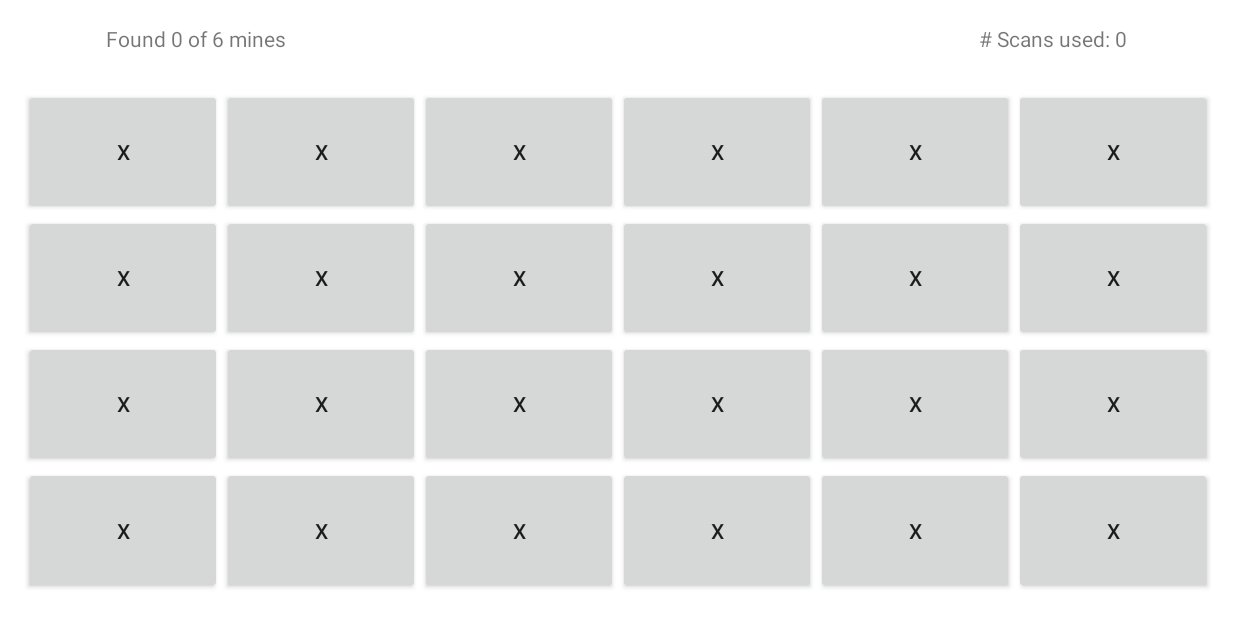
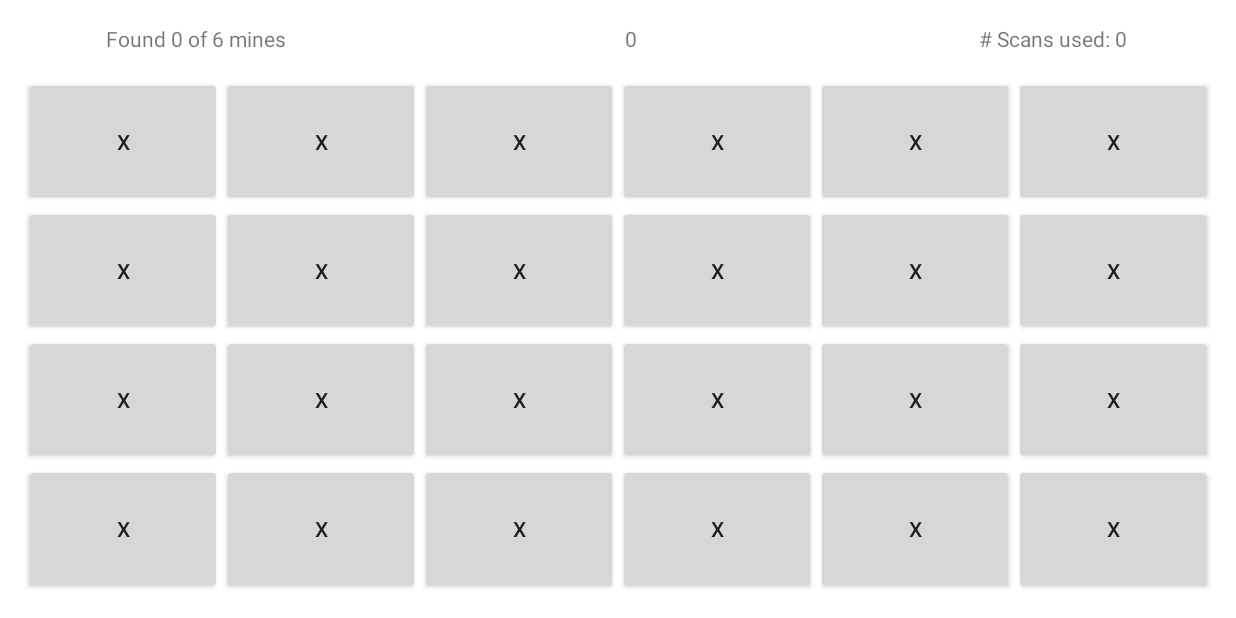
Before and after one commit to klocquiao/Cat-Catcher, an Android app: the screen it shows after launch (GameActivity), after a tap on "START GAME!", on a phone screen of 824 x 412 dp (held sideways). Run offline under Robolectric (Android 15) with nearby library versions, the phone set to English and light mode, and no system bars.

Commit message:
Implement games started count in GameActivity.java
The UI will now show a counter at the top displaying how many games the user has started.

```diff
--- a/app/src/main/java/com/example/cmpt276ass3/GameActivity.java
+++ b/app/src/main/java/com/example/cmpt276ass3/GameActivity.java
@@ -1,37 +1,37 @@
 package com.example.cmpt276ass3;
 
 import android.content.Context;
-import android.content.DialogInterface;
 import android.content.Intent;
+import android.content.SharedPreferences;
 import android.content.res.Resources;
 import android.graphics.Bitmap;
 import android.graphics.BitmapFactory;
 import android.graphics.drawable.BitmapDrawable;
 import android.os.Bundle;
 
-import androidx.appcompat.app.AlertDialog;
 import androidx.appcompat.app.AppCompatActivity;
 
-import android.util.Log;
 import android.view.View;
 import android.widget.Button;
 import android.widget.TableLayout;
 import android.widget.TableRow;
 import android.widget.TextView;
-import android.widget.Toast;
 
 import androidx.fragment.app.FragmentManager;
-import androidx.navigation.ui.AppBarConfiguration;
 
-import com.example.cmpt276ass3.databinding.ActivityGameBinding;
 import com.example.cmpt276ass3.model.Game;
 import com.example.cmpt276ass3.model.Settings;
 
 public class GameActivity extends AppCompatActivity {
 
-    private static int NUM_ROWS;
-    private static int NUM_COLS;
-    private static int NUM_MINES;
+    private static int numberOfRows;
+    private static int numberOfColumns;
+    private static int numberOfMines;
+    private static int numberOfGamesStarted;
+
+    private static final String CURRENT_GAMES_STARTED = "Current Games Started";
+    private static final String PREFS_GAMES_STARTED = "GamesStartedPref";
+
     private Settings gameSettings;
     private Button cellArray[][];
     private Game newGame;
@@ -43,23 +43,28 @@ public class GameActivity extends AppCompatActivity {
         setContentView(R.layout.activity_game);
         gameSettings = Settings.getInstance(this);
 
-        NUM_ROWS = gameSettings.getNumberOfRows();
-        NUM_COLS = gameSettings.getNumberOfColumns();
-        NUM_MINES = gameSettings.getNumberOfMines();
+        numberOfRows = gameSettings.getNumberOfRows();
+        numberOfColumns = gameSettings.getNumberOfColumns();
+        numberOfMines = gameSettings.getNumberOfMines();
 
-        cellArray = new Button[NUM_ROWS][NUM_COLS];
-        newGame = new Game(NUM_ROWS, NUM_COLS, NUM_MINES);
+        cellArray = new Button[numberOfRows][numberOfColumns];
+        newGame = new Game(numberOfRows, numberOfColumns, numberOfMines);
 
         updateNumberOfScansText();
         updateNumberOfMinesText();
         populateButtons();
-    }
+
+        numberOfGamesStarted = getGamesStartedCount(this);
+        updateNumberOfSGamesStartedText();
 
 
+        numberOfGamesStarted++;
+        saveGamesStartedCount(numberOfGamesStarted);
+    }
 
     private void populateButtons() {
         TableLayout table = (TableLayout) findViewById(R.id.gameCells);
-        for (int row = 0; row < NUM_ROWS; row++) {
+        for (int row = 0; row < numberOfRows; row++) {
             TableRow tableRow = new TableRow(this);
             tableRow.setLayoutParams(new TableLayout.LayoutParams(
                 TableLayout.LayoutParams.MATCH_PARENT,
@@ -67,7 +72,7 @@ public class GameActivity extends AppCompatActivity {
                 1.0f));
             table.addView(tableRow);
 
-            for (int col = 0; col < NUM_COLS; col++) {
+            for (int col = 0; col < numberOfColumns; col++) {
                 final int FINAL_ROW = row;
                 final int FINAL_COL = col;
                 Button button = new Button(this);
@@ -91,13 +96,12 @@ public class GameActivity extends AppCompatActivity {
                 tableRow.addView(button);
                 cellArray[row][col] = button;
             }
-
         }
     }
 
     private void lockButtonSize() {
-        for (int row = 0; row < NUM_ROWS; row++) {
-            for (int col = 0; col < NUM_COLS; col++) {
+        for (int row = 0; row < numberOfRows; row++) {
+            for (int col = 0; col < numberOfColumns; col++) {
                 Button button = cellArray[row][col];
                 int width = button.getWidth();
                 button.setMinWidth(width);
@@ -131,7 +135,7 @@ public class GameActivity extends AppCompatActivity {
     }
 
     private void updateScannedCells(int row, int col) {
-        for (int i = 0; i < NUM_COLS; i++) {
+        for (int i = 0; i < numberOfColumns; i++) {
             newGame.scan(row, i);
             Button cell = cellArray[row][i];
             String cellText = cell.getText().toString();
@@ -140,7 +144,7 @@ public class GameActivity extends AppCompatActivity {
                 cell.setText(Integer.toString(cellValue));
             }
         }
-        for (int i = 0; i < NUM_ROWS; i++) {
+        for (int i = 0; i < numberOfRows; i++) {
             newGame.scan(i, col);
             Button cell = cellArray[i][col];
             String cellText = cell.getText().toString();
@@ -153,11 +157,17 @@ public class GameActivity extends AppCompatActivity {
 
     private void updateNumberOfMinesText() {
         TextView mineText = (TextView) findViewById(R.id.numberOfMines);
-        mineText.setText("Found " + newGame.getMinesFound() + " of " + NUM_MINES + " mines");
+        mineText.setText("Found " + newGame.getMinesFound() + " of " + numberOfMines + " mines");
     }
+
     private void updateNumberOfScansText() {
-        TextView mineText = (TextView) findViewById(R.id.numberOfScans);
-        mineText.setText("# Scans used: " + newGame.getScansPerformed());
+        TextView scanText = (TextView) findViewById(R.id.numberOfScans);
+        scanText.setText("# Scans used: " + newGame.getScansPerformed());
+    }
+
+    private void updateNumberOfSGamesStartedText() {
+        TextView gamesStartedText = (TextView) findViewById(R.id.numberOfGamesStarted);
+        gamesStartedText.setText("" + numberOfGamesStarted);
     }
 
     private void scaleImageToCell(Button button) {
@@ -170,13 +180,26 @@ public class GameActivity extends AppCompatActivity {
     }
 
     private void checkWinner() {
-        if (newGame.getMinesFound() == NUM_MINES) {
+        if (newGame.getMinesFound() == numberOfMines) {
             FragmentManager manager = getSupportFragmentManager();
             GameFragment dialog = new GameFragment();
             dialog.show(manager, "WinnerDialog");
         }
     }
 
+    private void saveGamesStartedCount(int gamesStartedCount) {
+        SharedPreferences prefs = this.getSharedPreferences(PREFS_GAMES_STARTED, MODE_PRIVATE);
+        SharedPreferences.Editor editor = prefs.edit();
+        editor.putInt(CURRENT_GAMES_STARTED, gamesStartedCount);
+        editor.apply();
+    }
+
+    public static int getGamesStartedCount(Context context) {
+        SharedPreferences prefs = context.getSharedPreferences(PREFS_GAMES_STARTED, MODE_PRIVATE);
+        return prefs.getInt(CURRENT_GAMES_STARTED, 0);
+    }
+
+
     public static Intent newIntent(Context c) {
         Intent intent = new Intent(c, GameActivity.class);
         return intent;
--- a/app/src/main/java/com/example/cmpt276ass3/OptionActivity.java
+++ b/app/src/main/java/com/example/cmpt276ass3/OptionActivity.java
@@ -21,7 +21,6 @@ public class OptionActivity extends AppCompatActivity implements AdapterView.OnI
     private Settings gameSettings;
     private static final String CURRENT_DIMENSION = "Current Dimension";
     private static final String CURRENT_MINE_COUNT = "Current Mine Count";
-
     private static final String PREFS_DIMENSION = "DimensionPref";
     private static final String PREFS_MINE_COUNT = "MineCountPref";
 
--- a/app/src/main/res/layout/activity_game.xml
+++ b/app/src/main/res/layout/activity_game.xml
@@ -11,14 +11,14 @@
         android:layout_width="0dp"
         android:layout_height="0dp"
         android:layout_marginStart="16dp"
-        android:layout_marginTop="24dp"
+        android:layout_marginTop="16dp"
         android:layout_marginEnd="16dp"
         android:layout_marginBottom="16dp"
         app:layout_constraintBottom_toBottomOf="parent"
         app:layout_constraintEnd_toEndOf="parent"
         app:layout_constraintHorizontal_bias="0.0"
         app:layout_constraintStart_toStartOf="parent"
-        app:layout_constraintTop_toBottomOf="@+id/numberOfMines"
+        app:layout_constraintTop_toBottomOf="@+id/numberOfGamesStarted"
         app:layout_constraintVertical_bias="0.0" />
 
     <TextView
@@ -43,4 +43,15 @@
         app:layout_constraintStart_toStartOf="parent"
         app:layout_constraintTop_toTopOf="parent" />
 
+    <TextView
+        android:id="@+id/numberOfGamesStarted"
+        android:layout_width="wrap_content"
+        android:layout_height="wrap_content"
+        android:layout_marginTop="16dp"
+        android:text="TextView"
+        app:layout_constraintEnd_toStartOf="@+id/numberOfScans"
+        app:layout_constraintHorizontal_bias="0.498"
+        app:layout_constraintStart_toEndOf="@+id/numberOfMines"
+        app:layout_constraintTop_toTopOf="parent" />
+
 </androidx.constraintlayout.widget.ConstraintLayout>
```
